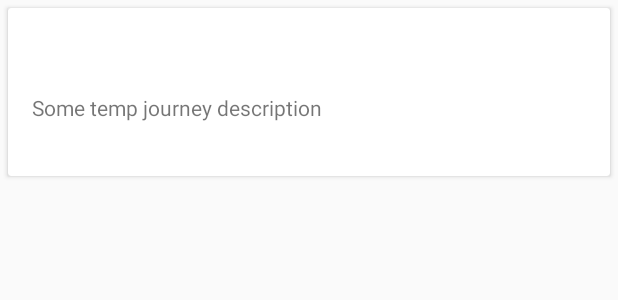
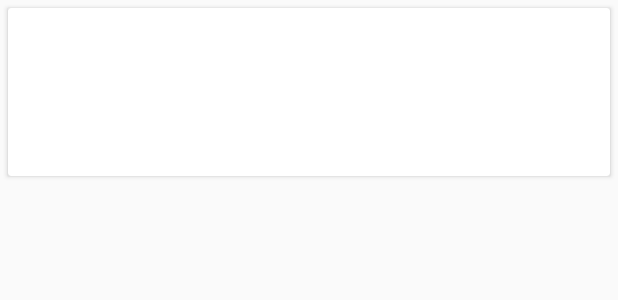
Before and after one commit to namdizy/Nonso, an Android app: the layout journeys_list_item.xml on its own in the app's theme, with its tools: preview values and no code run, on a phone screen of 412 x 824 dp. Shown: the top 300 px of the screen. Run offline under Robolectric (Android 15) with nearby library versions, the phone set to English and light mode, and no system bars.

Commit message:
4/29/2018
updates

```diff
--- a/app/src/main/java/nonso/android/nonso/ui/fragments/JourneysListFragment.java
+++ b/app/src/main/java/nonso/android/nonso/ui/fragments/JourneysListFragment.java
@@ -87,7 +87,7 @@ public class JourneysListFragment extends Fragment implements JourneysAdapter.Jo
             journeysRecyclerView.setLayoutManager(journeysLayoutManager);
             journeysRecyclerView.setHasFixedSize(true);
 
-            journeysAdapter = new JourneysAdapter(this);
+            journeysAdapter = new JourneysAdapter(getContext(), this);
             journeysRecyclerView.setAdapter(journeysAdapter);
             journeysAdapter.setJourneysData(mJourneysData);
         }
--- a/app/src/main/res/layout/journeys_list_item.xml
+++ b/app/src/main/res/layout/journeys_list_item.xml
@@ -22,21 +22,26 @@
             android:textSize="24sp"
             android:layout_alignParentTop="true"
             android:layout_alignParentLeft="true"
+            android:layout_alignParentStart="true"
             android:layout_marginLeft="16dp"
             android:layout_marginTop="24dp"
             android:layout_marginRight="16dp"/>
 
         <TextView
+            android:id="@+id/profile_journey_item_description"
             android:layout_width="match_parent"
             android:layout_height="wrap_content"
-            android:text="Some temp journey description"
             android:layout_below="@id/profile_journey_item_title"
+            android:layout_toLeftOf="@id/profile_journey_item_image"
+            android:layout_toStartOf="@id/profile_journey_item_image"
             android:layout_alignParentLeft="true"
+            android:layout_alignParentStart="true"
             android:layout_marginLeft="16dp"
             android:layout_marginRight="16dp"
             android:textSize="14sp"/>
 
         <ImageView
+            android:id="@+id/profile_journey_item_image"
             android:layout_width="80dp"
             android:layout_height="80dp"
             android:layout_alignRight="@id/profile_journey_item_title"
```
Also changed, not shown: app/src/main/java/nonso/android/nonso/ui/adapters/JourneysAdapter.java (+11 -1 lines), 1 other file.
